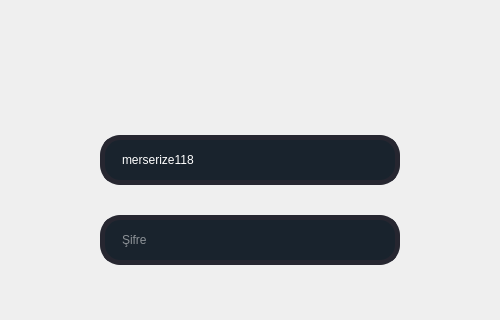
Yavuzhan-Baykara/optical-eye, file Giris.ui: the form before one commit; both pictures show x 0 to 500 and y 114 to 434 of the 500 by 800 pixel window.
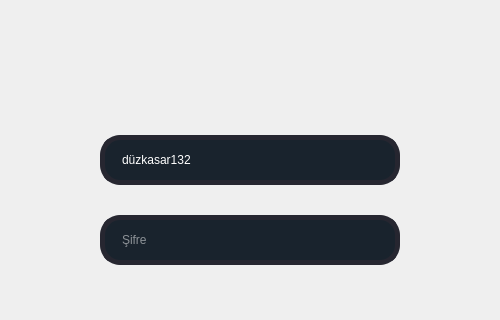
The form after the commit. Icons and pictures are not drawn.

```diff
--- a/Giris.ui
+++ b/Giris.ui
@@ -2229,7 +2229,7 @@
 }</string>
     </property>
     <property name="text">
-     <string>merserize118</string>
+     <string>düzkasar132</string>
     </property>
     <property name="placeholderText">
      <string>   Kullanıcı Adı</string>
```
